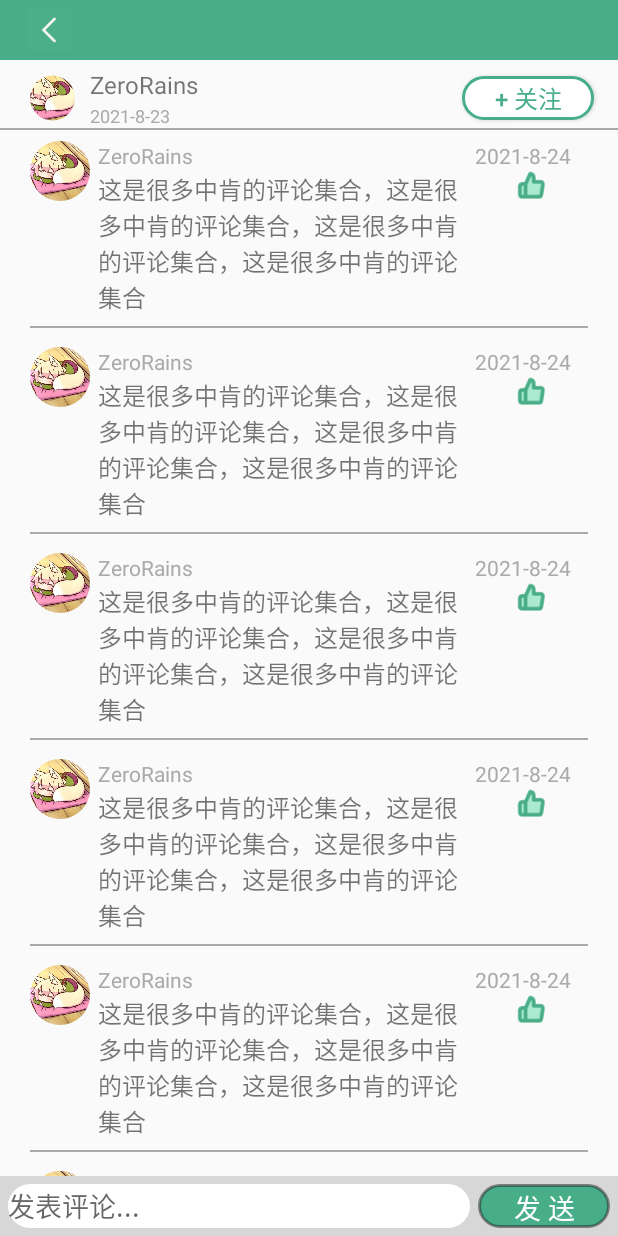
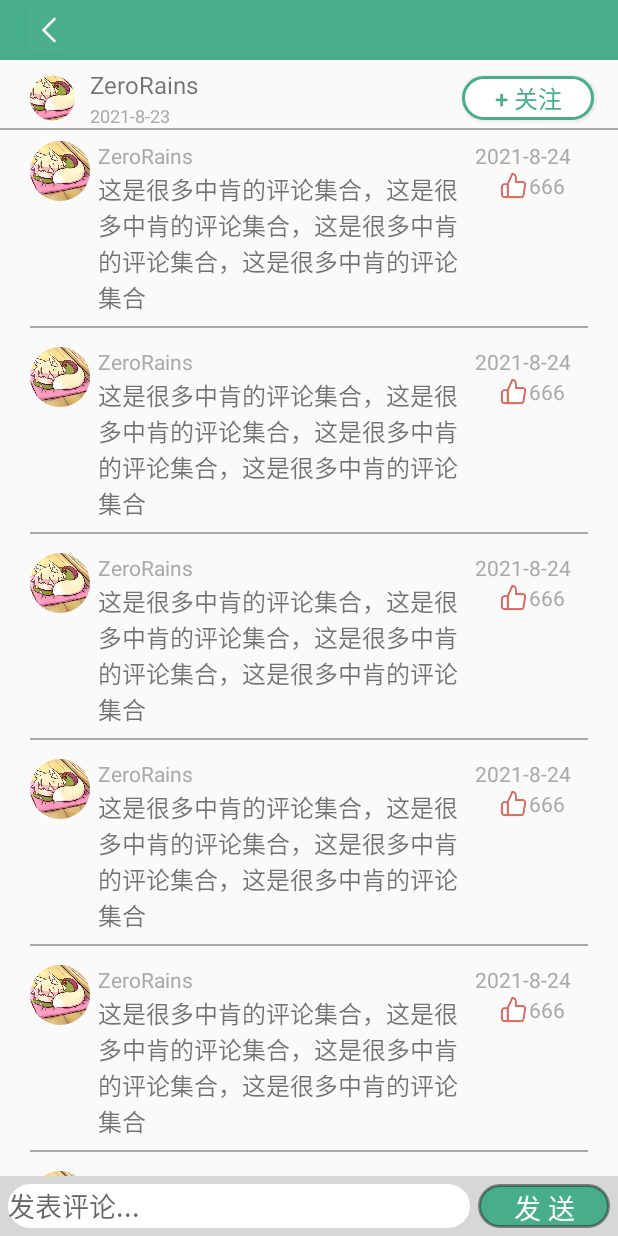
Before and after one commit to zeroRains/SharePhoto, an Android app: the DetailActivity screen opened directly, with no data from a screen before it, on a phone screen of 412 x 824 dp. Run offline under Robolectric (Android 15) with nearby library versions, the phone set to English and light mode, and no system bars; our stand-ins replace CircleImageView.

Commit message:
add the zan num in the remark

```diff
--- a/android/app/src/main/AndroidManifest.xml
+++ b/android/app/src/main/AndroidManifest.xml
@@ -9,7 +9,8 @@
         android:roundIcon="@mipmap/ic_launcher_round"
         android:supportsRtl="true"
         android:theme="@style/Theme.SharePhoto">
-        <activity android:name=".Detail.DetailActivity"></activity>
+        <activity android:name=".PublishActivity"></activity>
+        <activity android:name=".Detail.DetailActivity" />
         <activity android:name=".Login" />
         <activity android:name=".MainActivity">
             <intent-filter>
--- a/android/app/src/main/java/com/example/sharephoto/Detail/DetailActivity.java
+++ b/android/app/src/main/java/com/example/sharephoto/Detail/DetailActivity.java
@@ -108,7 +108,8 @@ public class DetailActivity extends AppCompatActivity implements View.OnClickLis
             remark.setUsername("ZeroRains");
             remark.setContent("这是很多中肯的评论集合，这是很多中肯的评论集合，这是很多中肯的评论集合，这是很多中肯的评论集合");
             remark.setDate("2021-8-24");
-            remark.setStatus(true);
+            remark.setNum(666);
+            remark.setStatus(false);
             remarks.add(remark);
         }
     }
--- a/android/app/src/main/java/com/example/sharephoto/Detail/Remark.java
+++ b/android/app/src/main/java/com/example/sharephoto/Detail/Remark.java
@@ -3,9 +3,18 @@ package com.example.sharephoto.Detail;
 public class Remark {
     private int icon;
     private String username;
+    private int num;
     private String content;
     private String date;
     private boolean status;
+
+    public int getNum() {
+        return num;
+    }
+
+    public void setNum(int num) {
+        this.num = num;
+    }
 
     public int getIcon() {
         return icon;
--- a/android/app/src/main/res/layout/remark_item.xml
+++ b/android/app/src/main/res/layout/remark_item.xml
@@ -48,12 +48,26 @@
                 android:textColor="#aaa"
                 android:textSize="14sp" />
 
-            <ImageView
-                android:id="@+id/remark_status"
-                android:layout_width="wrap_content"
+            <LinearLayout
+                android:layout_width="match_parent"
                 android:layout_height="wrap_content"
-                android:layout_gravity="center_horizontal"
-                android:src="@drawable/detail_zan" />
+                android:gravity="center">
+
+                <ImageView
+                    android:id="@+id/remark_status"
+                    android:layout_width="wrap_content"
+                    android:layout_height="wrap_content"
+                    android:adjustViewBounds="true"
+                    android:src="@drawable/detail_zan" />
+
+                <TextView
+                    android:id="@+id/remark_zan_num"
+                    android:layout_width="wrap_content"
+                    android:layout_height="wrap_content"
+                    android:text="666"
+                    android:textColor="#aaa"
+                    android:textSize="14sp" />
+            </LinearLayout>
         </LinearLayout>
 
         <TextView
@@ -67,11 +81,12 @@
             app:layout_constraintEnd_toStartOf="@+id/remark_status_container"
             app:layout_constraintStart_toEndOf="@+id/remark_icon"
             app:layout_constraintTop_toBottomOf="@+id/remark_username" />
+
         <View
             android:layout_width="match_parent"
             android:layout_height="1dp"
+            android:layout_marginTop="7dp"
             android:background="#aaa"
-            app:layout_constraintTop_toBottomOf="@+id/remark_content"
-            android:layout_marginTop="7dp"/>
+            app:layout_constraintTop_toBottomOf="@+id/remark_content" />
     </androidx.constraintlayout.widget.ConstraintLayout>
 </LinearLayout>
```
Also changed, not shown: android/app/src/main/java/com/example/sharephoto/Detail/RemarkAdapter.java (+14 -1 lines), android/app/src/main/java/com/example/sharephoto/PublishActivity.java (added, +14 -0 lines), android/app/src/main/res/layout/activity_publish.xml (added, +9 -0 lines).
